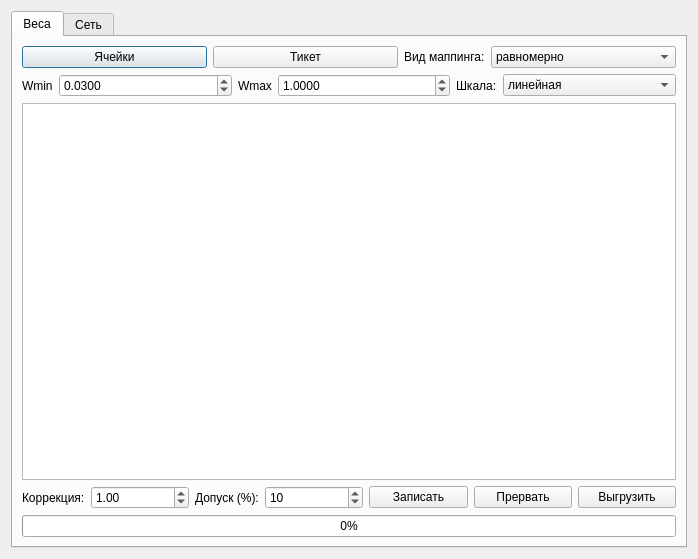
First picture: the form in gui/uies/new_ann.ui, repository neurocomputer/MemriBoard, before the edit.
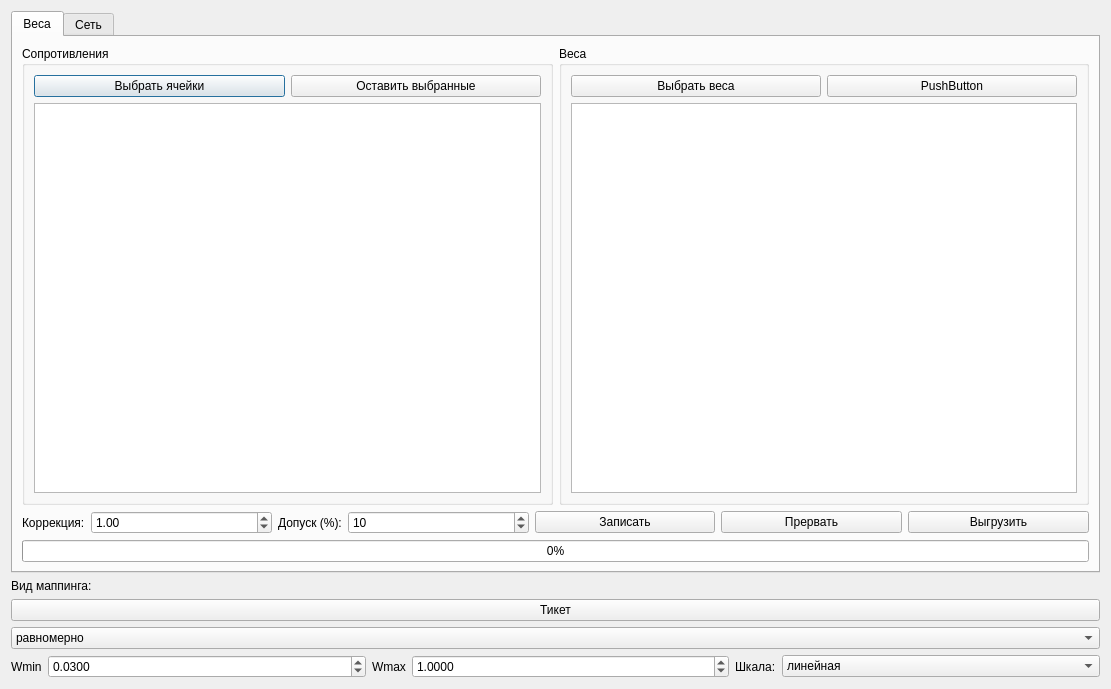
Second picture: the form after the edit.

Commit message: new ann contributed

```diff
--- a/gui/uies/new_ann.ui
+++ b/gui/uies/new_ann.ui
@@ -6,8 +6,8 @@
    <rect>
     <x>0</x>
     <y>0</y>
-    <width>698</width>
-    <height>559</height>
+    <width>1111</width>
+    <height>689</height>
    </rect>
   </property>
   <property name="windowTitle">
@@ -24,136 +24,111 @@
        <string>Веса</string>
       </attribute>
       <layout class="QVBoxLayout" name="verticalLayout_3">
+       <item>
+        <layout class="QHBoxLayout" name="horizontalLayout_7">
+         <item>
+          <layout class="QVBoxLayout" name="verticalLayout_4">
+           <item>
+            <layout class="QHBoxLayout" name="horizontalLayout_8"/>
+           </item>
+           <item>
+            <widget class="QGroupBox" name="groupBox_3">
+             <property name="sizePolicy">
+              <sizepolicy hsizetype="Preferred" vsizetype="Expanding">
+               <horstretch>0</horstretch>
+               <verstretch>0</verstretch>
+              </sizepolicy>
+             </property>
+             <property name="title">
+              <string>Сопротивления</string>
+             </property>
+             <layout class="QVBoxLayout" name="verticalLayout_8">
+              <item>
+               <layout class="QVBoxLayout" name="verticalLayout_6">
+                <item>
+                 <layout class="QHBoxLayout" name="horizontalLayout_10">
+                  <item>
+                   <widget class="QPushButton" name="button_load_good_cells">
+                    <property name="text">
+                     <string>Выбрать ячейки</string>
+                    </property>
+                   </widget>
+                  </item>
+                  <item>
+                   <widget class="QPushButton" name="button_drop_cells">
+                    <property name="text">
+                     <string>Оставить выбранные</string>
+                    </property>
+                   </widget>
+                  </item>
+                 </layout>
+                </item>
+                <item>
+                 <widget class="QTableWidget" name="table_weights"/>
+                </item>
+               </layout>
+              </item>
+             </layout>
+            </widget>
+           </item>
+          </layout>
+         </item>
+         <item>
+          <layout class="QVBoxLayout" name="verticalLayout_5">
+           <item>
+            <layout class="QHBoxLayout" name="horizontalLayout_9"/>
+           </item>
+           <item>
+            <widget class="QGroupBox" name="groupBox_4">
+             <property name="sizePolicy">
+              <sizepolicy hsizetype="Preferred" vsizetype="Expanding">
+               <horstretch>0</horstretch>
+               <verstretch>0</verstretch>
+              </sizepolicy>
+             </property>
+             <property name="title">
+              <string>Веса</string>
+             </property>
+             <layout class="QVBoxLayout" name="verticalLayout_9">
+              <item>
+               <layout class="QVBoxLayout" name="verticalLayout_7">
+                <item>
+                 <layout class="QHBoxLayout" name="horizontalLayout_11">
+                  <item>
+                   <widget class="QPushButton" name="button_choose_weights">
+                    <property name="text">
+                     <string>Выбрать веса</string>
+                    </property>
+                   </widget>
+                  </item>
+                  <item>
+                   <widget class="QPushButton" name="pushButton_3">
+                    <property name="text">
+                     <string>PushButton</string>
+                    </property>
+                   </widget>
+                  </item>
+                 </layout>
+                </item>
+                <item>
+                 <widget class="QTableWidget" name="table_match"/>
+                </item>
+               </layout>
+              </item>
+             </layout>
+            </widget>
+           </item>
+          </layout>
+         </item>
+        </layout>
+       </item>
        <item>
         <layout class="QVBoxLayout" name="verticalLayout">
          <item>
-          <layout class="QHBoxLayout" name="horizontalLayout">
-           <item>
-            <widget class="QPushButton" name="button_load_good_cells">
-             <property name="text">
-              <string>Ячейки</string>
-             </property>
-            </widget>
-           </item>
-           <item>
-            <widget class="QPushButton" name="button_ticket_change">
-             <property name="text">
-              <string>Тикет</string>
-             </property>
-            </widget>
-           </item>
-           <item>
-            <widget class="QLabel" name="label_5">
-             <property name="sizePolicy">
-              <sizepolicy hsizetype="Maximum" vsizetype="Preferred">
-               <horstretch>0</horstretch>
-               <verstretch>0</verstretch>
-              </sizepolicy>
-             </property>
-             <property name="text">
-              <string>Вид маппинга:</string>
-             </property>
-            </widget>
-           </item>
-           <item>
-            <widget class="QComboBox" name="combobox_writetype">
-             <item>
-              <property name="text">
-               <string>равномерно</string>
-              </property>
-             </item>
-            </widget>
-           </item>
-          </layout>
+          <layout class="QHBoxLayout" name="horizontalLayout"/>
          </item>
          <item>
-          <layout class="QHBoxLayout" name="horizontalLayout_3">
-           <item>
-            <widget class="QLabel" name="label_3">
-             <property name="sizePolicy">
-              <sizepolicy hsizetype="Maximum" vsizetype="Preferred">
-               <horstretch>0</horstretch>
-               <verstretch>0</verstretch>
-              </sizepolicy>
-             </property>
-             <property name="text">
-              <string>Wmin</string>
-             </property>
-            </widget>
-           </item>
-           <item>
-            <widget class="QDoubleSpinBox" name="spinbox_min_weight">
-             <property name="decimals">
-              <number>4</number>
-             </property>
-             <property name="minimum">
-              <double>0.000100000000000</double>
-             </property>
-             <property name="singleStep">
-              <double>0.000100000000000</double>
-             </property>
-             <property name="value">
-              <double>0.030000000000000</double>
-             </property>
-            </widget>
-           </item>
-           <item>
-            <widget class="QLabel" name="label_6">
-             <property name="sizePolicy">
-              <sizepolicy hsizetype="Maximum" vsizetype="Preferred">
-               <horstretch>0</horstretch>
-               <verstretch>0</verstretch>
-              </sizepolicy>
-             </property>
-             <property name="text">
-              <string>Wmax</string>
-             </property>
-            </widget>
-           </item>
-           <item>
-            <widget class="QDoubleSpinBox" name="spinbox_max_weight">
-             <property name="decimals">
-              <number>4</number>
-             </property>
-             <property name="singleStep">
-              <double>0.000100000000000</double>
-             </property>
-             <property name="value">
-              <double>1.000000000000000</double>
-             </property>
-            </widget>
-           </item>
-           <item>
-            <widget class="QLabel" name="label_2">
-             <property name="sizePolicy">
-              <sizepolicy hsizetype="Maximum" vsizetype="Preferred">
-               <horstretch>0</horstretch>
-               <verstretch>0</verstretch>
-              </sizepolicy>
-             </property>
-             <property name="text">
-              <string>Шкала:</string>
-             </property>
-            </widget>
-           </item>
-           <item>
-            <widget class="QComboBox" name="combo_mapping_type">
-             <item>
-              <property name="text">
-               <string>линейная</string>
-              </property>
-             </item>
-             <item>
-              <property name="text">
-               <string>квадратичная</string>
-              </property>
-             </item>
-            </widget>
-           </item>
-          </layout>
-         </item>
-         <item>
-          <widget class="QTableWidget" name="table_weights"/>
+          <layout class="QHBoxLayout" name="horizontalLayout_5"/>
          </item>
          <item>
           <layout class="QHBoxLayout" name="horizontalLayout_4">
@@ -251,6 +226,121 @@
      </widget>
     </widget>
    </item>
+   <item>
+    <widget class="QLabel" name="label_5">
+     <property name="sizePolicy">
+      <sizepolicy hsizetype="Maximum" vsizetype="Preferred">
+       <horstretch>0</horstretch>
+       <verstretch>0</verstretch>
+      </sizepolicy>
+     </property>
+     <property name="text">
+      <string>Вид маппинга:</string>
+     </property>
+    </widget>
+   </item>
+   <item>
+    <widget class="QPushButton" name="button_ticket_change">
+     <property name="text">
+      <string>Тикет</string>
+     </property>
+    </widget>
+   </item>
+   <item>
+    <widget class="QComboBox" name="combobox_writetype">
+     <item>
+      <property name="text">
+       <string>равномерно</string>
+      </property>
+     </item>
+    </widget>
+   </item>
+   <item>
+    <layout class="QHBoxLayout" name="horizontalLayout_3">
+     <item>
+      <widget class="QLabel" name="label_3">
+       <property name="sizePolicy">
+        <sizepolicy hsizetype="Maximum" vsizetype="Preferred">
+         <horstretch>0</horstretch>
+         <verstretch>0</verstretch>
+        </sizepolicy>
+       </property>
+       <property name="text">
+        <string>Wmin</string>
+       </property>
+      </widget>
+     </item>
+     <item>
+      <widget class="QDoubleSpinBox" name="spinbox_min_weight">
+       <property name="decimals">
+        <number>4</number>
+       </property>
+       <property name="minimum">
+        <double>0.000100000000000</double>
+       </property>
+       <property name="singleStep">
+        <double>0.000100000000000</double>
+       </property>
+       <property name="value">
+        <double>0.030000000000000</double>
+       </property>
+      </widget>
+     </item>
+     <item>
+      <widget class="QLabel" name="label_6">
+       <property name="sizePolicy">
+        <sizepolicy hsizetype="Maximum" vsizetype="Preferred">
+         <horstretch>0</horstretch>
+         <verstretch>0</verstretch>
+        </sizepolicy>
+       </property>
+       <property name="text">
+        <string>Wmax</string>
+       </property>
+      </widget>
+     </item>
+     <item>
+      <widget class="QDoubleSpinBox" name="spinbox_max_weight">
+       <property name="decimals">
+        <number>4</number>
+       </property>
+       <property name="singleStep">
+        <double>0.000100000000000</double>
+       </property>
+       <property name="value">
+        <double>1.000000000000000</double>
+       </property>
+      </widget>
+     </item>
+     <item>
+      <widget class="QLabel" name="label_2">
+       <property name="sizePolicy">
+        <sizepolicy hsizetype="Maximum" vsizetype="Preferred">
+         <horstretch>0</horstretch>
+         <verstretch>0</verstretch>
+        </sizepolicy>
+       </property>
+       <property name="text">
+        <string>Шкала:</string>
+       </property>
+      </widget>
+     </item>
+     <item>
+      <widget class="QComboBox" name="combo_mapping_type">
+       <item>
+        <property name="text">
+         <string>линейная</string>
+        </property>
+       </item>
+       <item>
+        <property name="text">
+         <string>квадратичная</string>
+        </property>
+       </item>
+      </widget>
+     </item>
+    </layout>
+   </item>
   </layout>
  </widget>
  <resources/>
```
The commit also changes 1 other file.
